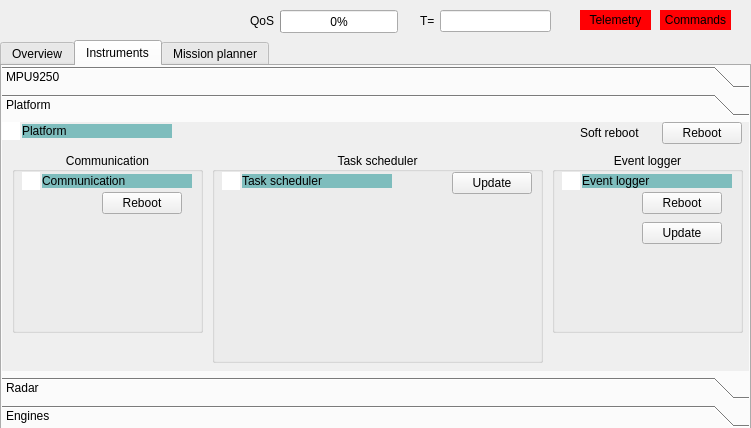
Qt form roverGUI/mainwindow.ui (vedranMv/roverGUI) before a commit.
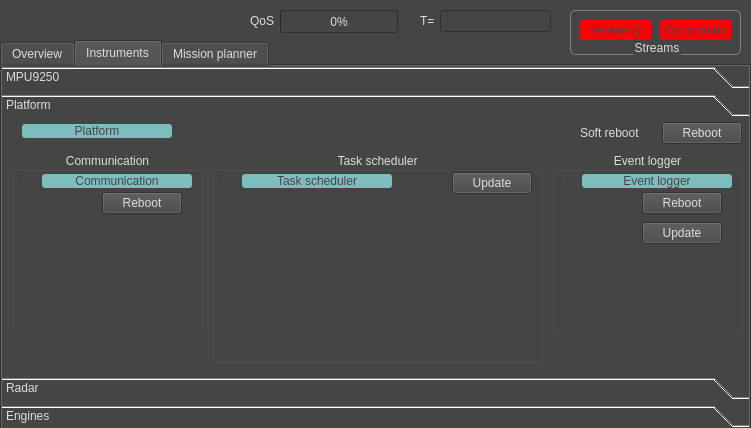
The same form after that commit. The open tabs and pages were chosen to show the change. Icons and pictures are not drawn. Custom widgets are drawn as their Qt base class.

```diff
--- a/roverGUI/mainwindow.ui
+++ b/roverGUI/mainwindow.ui
@@ -16,6 +16,10 @@
   <property name="windowTitle">
    <string>Rover control</string>
   </property>
+  <property name="styleSheet">
+   <string notr="true">background-color:#454545;
+color:#DDDDDD;</string>
+  </property>
   <widget class="QWidget" name="centralWidget">
    <widget class="QTabWidget" name="tabWidget">
     <property name="geometry">
@@ -760,11 +764,16 @@
          </rect>
         </property>
         <property name="styleSheet">
-         <string notr="true">background-color:rgb(126, 189, 189);</string>
+         <string notr="true">background-color:rgb(126, 189, 189);
+color:#454545;
+border-radius:3px;</string>
         </property>
         <property name="text">
          <string>Platform</string>
         </property>
+        <property name="alignment">
+         <set>Qt::AlignCenter</set>
+        </property>
        </widget>
        <widget class="QGraphicsView" name="platPinv_GV">
         <property name="geometry">
@@ -856,11 +865,16 @@
           </rect>
          </property>
          <property name="styleSheet">
-          <string notr="true">background-color:rgb(126, 189, 189);</string>
+          <string notr="true">background-color:rgb(126, 189, 189);
+color:#454545;
+border-radius:3px;</string>
          </property>
          <property name="text">
           <string>Communication</string>
          </property>
+         <property name="alignment">
+          <set>Qt::AlignCenter</set>
+         </property>
         </widget>
        </widget>
        <widget class="QGroupBox" name="tsI_GB">
@@ -927,11 +941,16 @@
           </rect>
          </property>
          <property name="styleSheet">
-          <string notr="true">background-color:rgb(126, 189, 189);</string>
+          <string notr="true">background-color:rgb(126, 189, 189);
+color:#454545;
+border-radius:3px;</string>
          </property>
          <property name="text">
           <string>Task scheduler</string>
          </property>
+         <property name="alignment">
+          <set>Qt::AlignCenter</set>
+         </property>
         </widget>
         <widget class="QPlainTextEdit" name="tsLog_TE">
          <property name="geometry">
@@ -1011,11 +1030,16 @@
           </rect>
          </property>
          <property name="styleSheet">
-          <string notr="true">background-color:rgb(126, 189, 189);</string>
+          <string notr="true">background-color:rgb(126, 189, 189);
+color:#454545;
+border-radius:3px;</string>
          </property>
          <property name="text">
           <string>Event logger</string>
          </property>
+         <property name="alignment">
+          <set>Qt::AlignCenter</set>
+         </property>
         </widget>
         <widget class="QPushButton" name="evlogUpd_PB">
          <property name="geometry">
@@ -1316,63 +1340,6 @@
      </widget>
     </widget>
    </widget>
-   <widget class="QLabel" name="telemetry_L">
-    <property name="geometry">
-     <rect>
-      <x>580</x>
-      <y>10</y>
-      <width>71</width>
-      <height>20</height>
-     </rect>
-    </property>
-    <property name="styleSheet">
-     <string notr="true">background-color:rgb(255, 0, 4);</string>
-    </property>
-    <property name="text">
-     <string>Telemetry</string>
-    </property>
-    <property name="alignment">
-     <set>Qt::AlignCenter</set>
-    </property>
-   </widget>
-   <widget class="QLabel" name="commands_L">
-    <property name="geometry">
-     <rect>
-      <x>660</x>
-      <y>10</y>
-      <width>71</width>
-      <height>20</height>
-     </rect>
-    </property>
-    <property name="styleSheet">
-     <string notr="true">background-color:rgb(255, 0, 4);</string>
-    </property>
-    <property name="text">
-     <string>Commands</string>
-    </property>
-    <property name="alignment">
-     <set>Qt::AlignCenter</set>
-    </property>
-   </widget>
-   <widget class="QPushButton" name="commands_L_2">
-    <property name="geometry">
-     <rect>
-      <x>660</x>
-      <y>10</y>
-      <width>80</width>
-      <height>22</height>
-     </rect>
-    </property>
-    <property name="styleSheet">
-     <string notr="true">background-color:transparent</string>
-    </property>
-    <property name="text">
-     <string> </string>
-    </property>
-    <property name="flat">
-     <bool>true</bool>
-    </property>
-   </widget>
    <widget class="QLabel" name="mUtime_L">
     <property name="geometry">
      <rect>
@@ -1434,6 +1401,106 @@
      <string extracomment="QoS">%p%</string>
     </property>
    </widget>
+   <widget class="QGroupBox" name="groupBox">
+    <property name="geometry">
+     <rect>
+      <x>570</x>
+      <y>10</y>
+      <width>171</width>
+      <height>45</height>
+     </rect>
+    </property>
+    <property name="layoutDirection">
+     <enum>Qt::LeftToRight</enum>
+    </property>
+    <property name="styleSheet">
+     <string notr="true">QGroupBox::title
+{
+subcontrol-origin: margin;
+subcontrol-position:bottom center;
+}
+QGroupBox
+{
+margin-top: -2.5ex;
+border:1px solid gray;
+border-radius:5px;
+} 
+</string>
+    </property>
+    <property name="title">
+     <string>Streams</string>
+    </property>
+    <property name="flat">
+     <bool>false</bool>
+    </property>
+    <widget class="QLabel" name="telemetry_L">
+     <property name="geometry">
+      <rect>
+       <x>10</x>
+       <y>10</y>
+       <width>71</width>
+       <height>20</height>
+      </rect>
+     </property>
+     <property name="styleSheet">
+      <string notr="true">background-color:rgb(255, 0, 4);
+color:#454545;
+border-radius:3px;</string>
+     </property>
+     <property name="text">
+      <string>Telemetry</string>
+     </property>
+     <property name="alignment">
+      <set>Qt::AlignCenter</set>
+     </property>
+    </widget>
+    <widget class="QPushButton" name="commands_L_2">
+     <property name="geometry">
+      <rect>
+       <x>90</x>
+       <y>10</y>
+       <width>71</width>
+       <height>22</height>
+      </rect>
+     </property>
+     <property name="toolTip">
+      <string>Click to reset communication module</string>
+     </property>
+     <property name="styleSheet">
+      <string notr="true">background-color:transparent</string>
+     </property>
+     <property name="text">
+      <string/>
+     </property>
+     <property name="flat">
+      <bool>true</bool>
+     </property>
+    </widget>
+    <widget class="QLabel" name="commands_L">
+     <property name="geometry">
+      <rect>
+       <x>90</x>
+       <y>10</y>
+       <width>71</width>
+       <height>20</height>
+      </rect>
+     </property>
+     <property name="styleSheet">
+      <string notr="true">background-color:rgb(255, 0, 4);
+color:#454545;
+border-radius:3px;</string>
+     </property>
+     <property name="text">
+      <string>Commands</string>
+     </property>
+     <property name="alignment">
+      <set>Qt::AlignCenter</set>
+     </property>
+    </widget>
+    <zorder>commands_L</zorder>
+    <zorder>telemetry_L</zorder>
+    <zorder>commands_L_2</zorder>
+   </widget>
   </widget>
  </widget>
  <layoutdefault spacing="6" margin="11"/>
```
Left out of the diff: 188 changed lines with no effect on the pictures.
